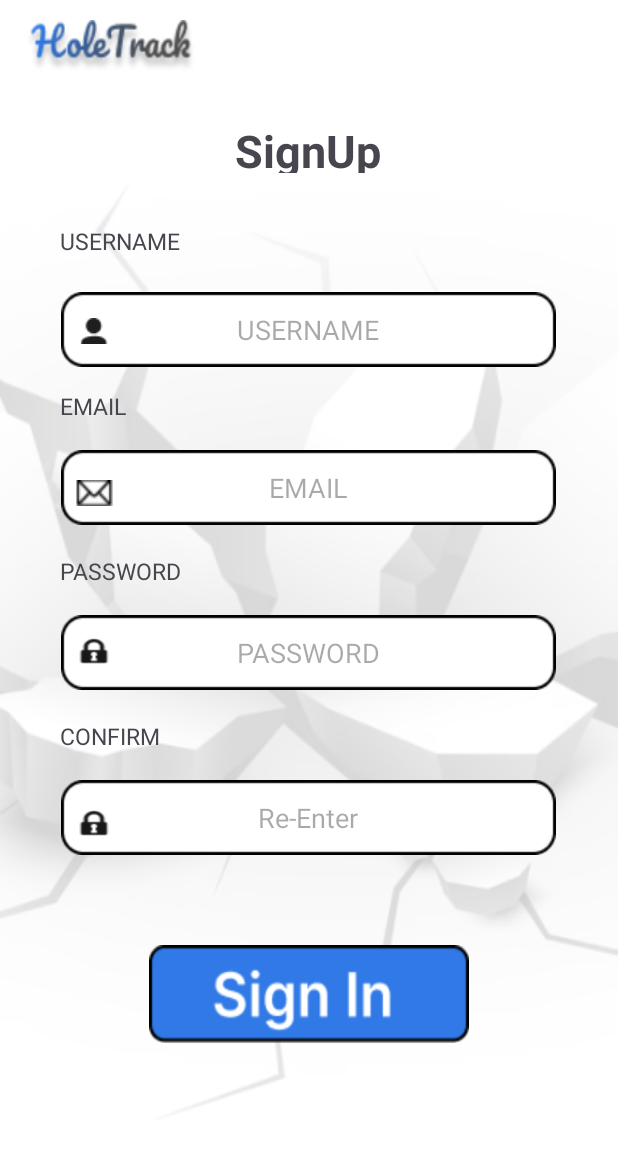
After one commit to atharv0905/PotholeDetectionMobileApp, an Android app: the layout activity_signup.xml on its own in the app's theme, with its tools: preview values and no code run, on a phone screen of 412 x 824 dp. The commit adds this screen. Shown: the top 1153 px of the screen. Run offline under Robolectric (Android 15) with nearby library versions, the phone set to English and light mode, and no system bars.

Commit message:
Sign Up Page (Pothole Tracking System)

```diff
--- /dev/null
+++ b/app/src/main/java/com/atharv/potholedetection/SignUpActivity.java
@@ -0,0 +1,64 @@
+package com.atharv.potholedetection;
+
+import android.content.Intent;
+import android.os.Bundle;
+import android.view.View;
+import android.widget.EditText;
+import android.widget.ImageButton;
+import android.widget.Toast;
+
+import androidx.appcompat.app.AppCompatActivity;
+
+public class SignUpActivity extends AppCompatActivity {
+
+    private EditText usernameEditText;
+    private EditText emailEditText;
+    private EditText passwordEditText;
+    private EditText confirmPasswordEditText;
+
+    @Override
+    protected void onCreate(Bundle savedInstanceState) {
+        super.onCreate(savedInstanceState);
+        setContentView(R.layout.activity_signup);
+
+        usernameEditText = findViewById(R.id.username);
+        emailEditText = findViewById(R.id.email);
+        passwordEditText = findViewById(R.id.password2);
+        confirmPasswordEditText = findViewById(R.id.name);
+        ImageButton loginButton = findViewById(R.id.sign_in);
+        loginButton.setOnClickListener(new View.OnClickListener() {
+            @Override
+            public void onClick(View v) {
+                signUp();
+            }
+        });
+    }
+
+    private void signUp() {
+        String username = usernameEditText.getText().toString();
+        String email = emailEditText.getText().toString();
+        String password = passwordEditText.getText().toString();
+        String confirmPassword = confirmPasswordEditText.getText().toString();
+
+        // Perform signup validation
+        if (isValidSignUp(username, email, password, confirmPassword)) {
+            // Signup successful, redirect to home page
+            Intent intent = new Intent(SignUpActivity.this, HomeActivity.class);
+            startActivity(intent);
+            finish(); // Close the SignUpActivity
+        } else {
+            // Validation failed, show error message
+            showToast("Invalid signup details. Please try again.");
+        }
+    }
+
+    private boolean isValidSignUp(String username, String email, String password, String confirmPassword) {
+        // Add your signup validation logic here
+        // For simplicity, we're just checking if all fields are non-empty
+        return !username.isEmpty() && !email.isEmpty() && !password.isEmpty() && password.equals(confirmPassword);
+    }
+
+    private void showToast(String message) {
+        Toast.makeText(this, message, Toast.LENGTH_SHORT).show();
+    }
+}
--- /dev/null
+++ b/app/src/main/res/layout/activity_signup.xml
@@ -0,0 +1,183 @@
+<?xml version="1.0" encoding="utf-8"?>
+<RelativeLayout xmlns:android="http://schemas.android.com/apk/res/android"
+    xmlns:app="http://schemas.android.com/apk/res-auto"
+    xmlns:tools="http://schemas.android.com/tools"
+    android:layout_width="match_parent"
+    android:layout_height="match_parent"
+    android:background="@drawable/background2"
+    tools:context=".SignUpActivity">
+
+    <TextView
+        android:id="@+id/myTextView"
+        android:layout_width="115dp"
+        android:layout_height="36dp"
+        android:layout_marginTop="13dp"
+        android:layout_marginStart="16dp"
+        android:background="@drawable/hole_track"
+        android:textSize="21sp" />
+
+    <TextView
+        android:layout_width="170dp"
+        android:layout_height="35dp"
+        android:gravity="center"
+        android:layout_centerHorizontal="true"
+        android:text="@string/signup"
+        android:textSize="30sp"
+        android:textStyle="bold"
+        android:layout_marginTop="80dp" />
+
+    <TextView
+        android:layout_width="100dp"
+        android:layout_height="20dp"
+        android:layout_marginTop="150dp"
+        android:layout_marginStart="40dp"
+        android:text="@string/username"
+        android:textSize="15sp"/>
+
+    <FrameLayout
+        android:id="@+id/signupFrameLayout"
+        android:layout_width="match_parent"
+        android:layout_height="180dp"
+        android:layout_marginTop="80dp"
+        android:layout_gravity="center">
+
+        <EditText
+            android:id="@+id/username"
+            android:layout_width="330dp"
+            android:layout_height="50dp"
+            android:background="@drawable/rectangle9"
+            android:layout_marginTop="50dp"
+            android:gravity="center"
+            android:hint="@string/username"
+            android:layout_gravity="center"
+            android:inputType="text"/>
+
+        <ImageView
+            android:layout_width="25dp"
+            android:layout_height="17dp"
+            android:layout_marginTop="132dp"
+            android:layout_marginStart="50dp"
+            android:background="@drawable/image3" />
+
+    </FrameLayout>
+
+
+    <TextView
+        android:layout_width="100dp"
+        android:layout_height="20dp"
+        android:layout_marginTop="260dp"
+        android:layout_marginStart="40dp"
+        android:text="@string/email"
+        android:textSize="15sp"/>
+
+    <FrameLayout
+        android:id="@+id/signupFrameLayout3"
+        android:layout_width="match_parent"
+        android:layout_height="280dp"
+        android:layout_marginTop="80dp"
+        android:layout_gravity="center">
+
+        <EditText
+            android:id="@+id/email"
+            android:layout_width="330dp"
+            android:layout_height="50dp"
+            android:background="@drawable/rectangle9"
+            android:layout_marginTop="105dp"
+            android:gravity="center"
+            android:layout_gravity="center"
+            android:hint="@string/email"
+            android:inputType="textEmailAddress"/>
+
+        <ImageView
+            android:layout_width="25dp"
+            android:layout_height="17dp"
+            android:layout_marginTop="240dp"
+            android:layout_marginStart="50dp"
+            android:background="@drawable/email"/>
+
+    </FrameLayout>
+
+    <TextView
+        android:layout_width="100dp"
+        android:layout_height="20dp"
+        android:layout_marginTop="370dp"
+        android:layout_marginStart="40dp"
+        android:text="@string/password"
+        android:textSize="15sp"/>
+
+    <FrameLayout
+        android:id="@+id/signupFrameLayout2"
+        android:layout_width="match_parent"
+        android:layout_height="410dp"
+        android:layout_marginTop="60dp"
+        android:layout_gravity="center">
+
+        <EditText
+            android:id="@+id/password2"
+            android:layout_width="330dp"
+            android:layout_height="50dp"
+            android:background="@drawable/rectangle9"
+            android:layout_gravity="center"
+            android:layout_marginTop="170dp"
+            android:gravity="center"
+            android:hint="@string/password"
+            android:inputType="textPassword"/>
+
+        <ImageView
+            android:layout_width="25dp"
+            android:layout_height="17dp"
+            android:layout_marginTop="365dp"
+            android:layout_marginStart="50dp"
+            android:background="@drawable/image5"/>
+
+    </FrameLayout>
+
+
+    <TextView
+        android:layout_width="150dp"
+        android:layout_height="20dp"
+        android:layout_marginTop="480dp"
+        android:layout_marginStart="40dp"
+        android:text="@string/confirm_password"
+        android:textSize="15sp"/>
+
+    <FrameLayout
+        android:id="@+id/signupFrameLayout4"
+        android:layout_width="match_parent"
+        android:layout_height="530dp"
+        android:layout_marginTop="60dp"
+        android:layout_gravity="center">
+
+        <EditText
+            android:id="@+id/name"
+            android:layout_width="330dp"
+            android:layout_height="50dp"
+            android:background="@drawable/rectangle9"
+            android:layout_gravity="center"
+            android:layout_marginTop="220dp"
+            android:gravity="center"
+            android:hint="@string/re_enter"
+            android:inputType="text"/>
+
+        <ImageView
+            android:layout_width="25dp"
+            android:layout_height="17dp"
+            android:layout_marginTop="480dp"
+            android:layout_marginStart="50dp"
+            android:background="@drawable/image5"
+            />
+
+    </FrameLayout>
+
+    <ImageButton
+        android:id="@+id/sign_in"
+        android:layout_width="213dp"
+        android:layout_height="65dp"
+        android:layout_centerHorizontal="true"
+        android:layout_marginTop="630dp"
+        android:background="@drawable/signupbutton"
+        android:gravity="center"
+        android:contentDescription="@string/sign_in"
+        android:textSize="25sp" />
+
+</RelativeLayout>
--- a/app/src/main/res/values/strings.xml
+++ b/app/src/main/res/values/strings.xml
@@ -13,4 +13,9 @@
     <string name="detect_share_nprotect_preserve">Detect. Share. \nProtect. Preserve.</string>
     <string name="connect_collaborate_conquer">Connect, Collaborate, Conquer.</string>
     <string name="get_started">Get Started</string>
+    <string name="re_enter">Re-Enter</string>
+    <string name="sign_in">Sign In</string>
+    <string name="confirm_password">CONFIRM PASSWORD</string>
+    <string name="username">USERNAME</string>
+
 </resources>
```
Also changed, not shown: app/src/main/res/drawable/background2.png (added), app/src/main/res/drawable/email.png (added), app/src/main/res/drawable/signupbutton.png (added).
